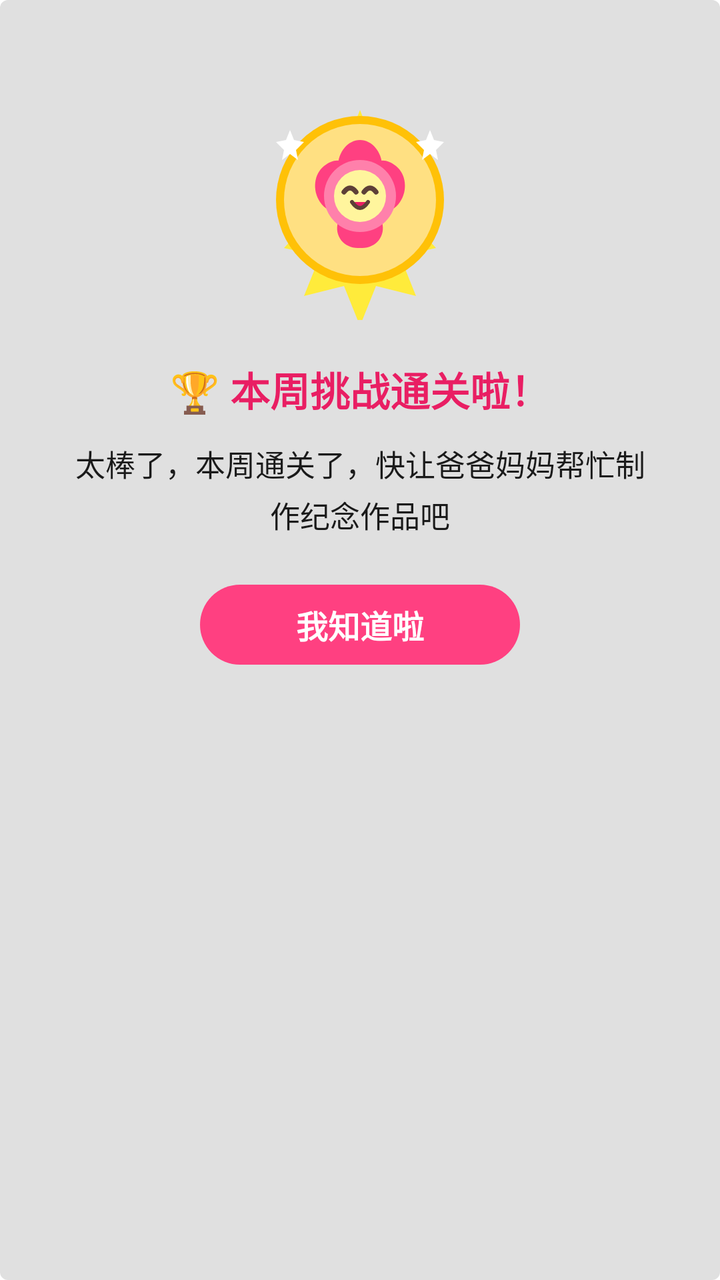
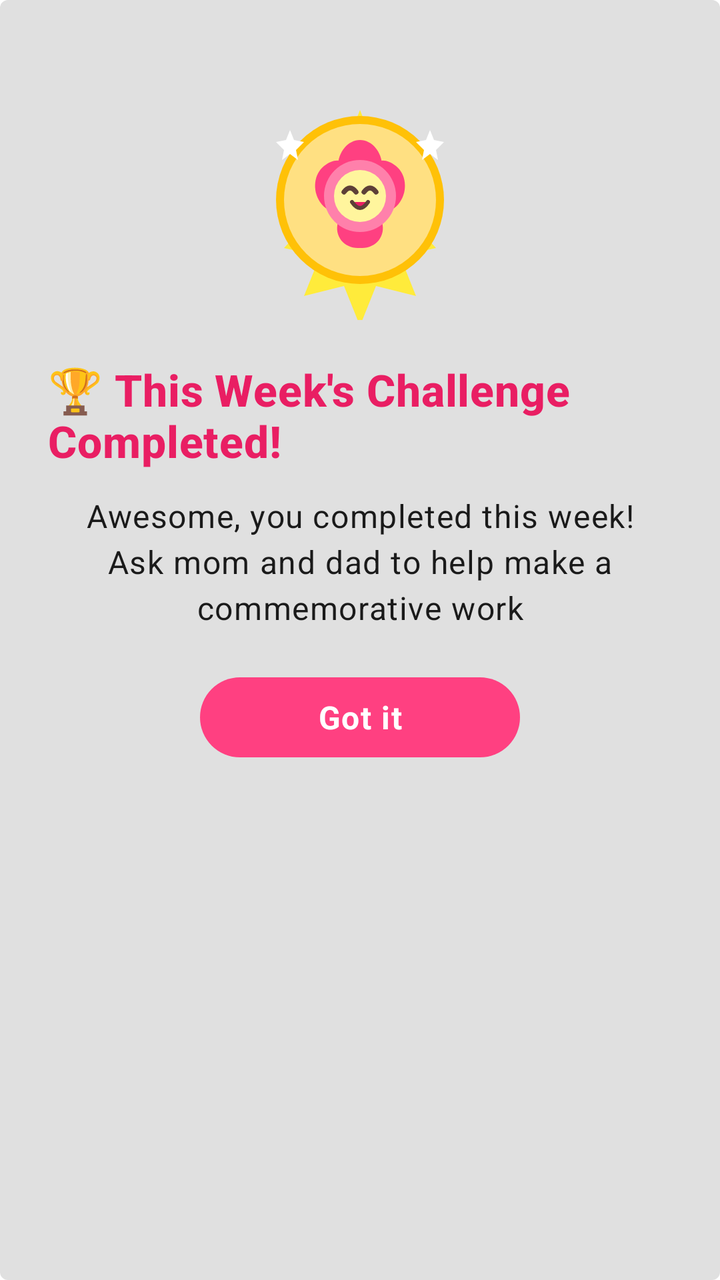

Two renders of the same Android screen: before a commit and after it. Below are the layout's source before the change and the commit's diff.
<!-- AndroidManifest.xml: application theme Theme.JustNow -->
<!-- res/layout/dialog_congrats.xml -->
<?xml version="1.0" encoding="utf-8"?>
<LinearLayout xmlns:android="http://schemas.android.com/apk/res/android"
    xmlns:app="http://schemas.android.com/apk/res-auto"
    android:layout_width="320dp"
    android:layout_height="wrap_content"
    android:orientation="vertical"
    android:gravity="center_horizontal"
    android:padding="24dp"
    android:background="@drawable/badge_bg"> 

    
    <ImageView
        android:id="@+id/iv_congrats_badge"
        android:layout_width="120dp"
        android:layout_height="120dp"
        android:layout_marginTop="16dp"
        android:layout_marginBottom="20dp"
        android:src="@drawable/ic_congrats_badge"
        android:contentDescription="通关勋章" />

    <TextView
        android:id="@+id/tv_congrats_title"
        android:layout_width="wrap_content"
        android:layout_height="wrap_content"
        android:text="🏆 本周挑战通关啦！"
        android:textSize="20sp"
        android:textStyle="bold"
        android:textColor="#E91E63"
        android:layout_marginBottom="12dp" />

    
    <TextView
        android:layout_width="match_parent"
        android:layout_height="wrap_content"
        android:text="太棒了，本周通关了，快让爸爸妈妈帮忙制作纪念作品吧"
        android:textSize="15sp"
        android:textColor="@color/text_primary"
        android:gravity="center"
        android:lineSpacingExtra="4dp"
        android:layout_marginBottom="24dp"
        android:paddingHorizontal="8dp" />

    <com.google.android.material.button.MaterialButton
        android:id="@+id/btn_congrats_ok"
        style="@style/Widget.Material3.Button"
        android:layout_width="160dp"
        android:layout_height="40dp"
        android:minWidth="0dp"
        android:minHeight="0dp"
        android:text="我知道啦"
        android:textColor="@android:color/white"
        android:textSize="16sp"
        android:textStyle="bold"
        app:backgroundTint="#FF4081"
        app:cornerRadius="20dp"
        android:insetTop="0dp"
        android:insetBottom="0dp" />

</LinearLayout>
<!-- resources referenced by this layout -->
<resources>
  <color name="text_primary">#1A1A1A</color>
  <!-- drawable badge_bg (drawable) -->
  <?xml version="1.0" encoding="utf-8"?>
  <shape xmlns:android="http://schemas.android.com/apk/res/android"
      android:shape="rectangle">
      <corners android:radius="4dp" />
      <solid android:color="@color/badge_background" />
  </shape>
  <style name="Theme.JustNow" parent="Theme.MaterialComponents.DayNight.NoActionBar">
          
          <item name="colorPrimary">@color/purple_500</item>
          <item name="colorPrimaryVariant">@color/purple_700</item>
          <item name="colorOnPrimary">@color/white</item>
          
          <item name="colorSecondary">@color/teal_200</item>
          <item name="colorSecondaryVariant">@color/teal_700</item>
          <item name="colorOnSecondary">@color/black</item>
          
          
          <item name="popupTheme">@style/ThemeOverlay.MaterialComponents.Light</item>
          <item name="alertDialogTheme">@style/ThemeOverlay.JustNow.AlertDialog</item>
      </style>
  <color name="badge_background">#E0E0E0</color>
  <color name="purple_500">#FF6200EE</color>
  <color name="purple_700">#FF3700B3</color>
  <color name="white">#FFFFFFFF</color>
  <color name="teal_200">#FF03DAC5</color>
  <color name="teal_700">#FF018786</color>
  <color name="black">#FF000000</color>
  <style name="TextAppearance.JustNow.Dialog.Title" parent="TextAppearance.JustNow.Title">
          <item name="android:textColor">@color/text_primary</item>
      </style>
  <color name="text_secondary">#757575</color>
  <style name="TextAppearance.JustNow.Dialog.Body" parent="TextAppearance.JustNow.Body">
          <item name="android:textColor">@color/text_primary</item>
      </style>
  <style name="Widget.JustNow.Dialog.Button" parent="Widget.MaterialComponents.Button.TextButton.Dialog">
          <item name="android:textAppearance">@style/TextAppearance.JustNow.Dialog.Button</item>
          <item name="android:textColor">@color/dialog_primary_action_text</item>
          <item name="textAllCaps">false</item>
      </style>
  <style name="Widget.JustNow.Dialog.Button.Secondary" parent="Widget.MaterialComponents.Button.TextButton.Dialog">
          <item name="android:textAppearance">@style/TextAppearance.JustNow.Dialog.Button.Secondary</item>
          <item name="android:textColor">@color/dialog_action_text</item>
          <item name="textAllCaps">false</item>
      </style>
  <style name="TextAppearance.JustNow.Title" parent="TextAppearance.MaterialComponents.Headline6">
          <item name="android:textSize">@dimen/text_size_title</item>
      </style>
  <style name="TextAppearance.JustNow.Body" parent="TextAppearance.MaterialComponents.Subtitle1">
          <item name="android:textSize">@dimen/text_size_body</item>
      </style>
  <style name="TextAppearance.JustNow.Dialog.Button" parent="TextAppearance.JustNow.Body">
          <item name="android:textColor">@color/dialog_primary_action_text</item>
      </style>
  <style name="TextAppearance.JustNow.Dialog.Button.Secondary" parent="TextAppearance.JustNow.Body">
          <item name="android:textColor">@color/dialog_action_text</item>
      </style>
  <dimen name="text_size_title">22sp</dimen>
  <dimen name="text_size_body">18sp</dimen>
  <!-- unchanged entries left out for length: 2 -->
</resources>

<!-- the commit's change to res/layout/dialog_congrats.xml (unified diff, before → after) -->
@@ -16,14 +16,14 @@
         android:layout_marginTop="16dp"
         android:layout_marginBottom="20dp"
         android:src="@drawable/ic_congrats_badge"
-        android:contentDescription="通关勋章" />
+        android:contentDescription="@string/cd_congrats_badge" />
 
     <TextView
         android:id="@+id/tv_congrats_title"
         android:layout_width="wrap_content"
         android:layout_height="wrap_content"
-        android:text="🏆 本周挑战通关啦！"
-        android:textSize="20sp"
+        android:text="@string/s_congrats_title"
+        android:textAppearance="@style/TextAppearance.JustNow.Title"
         android:textStyle="bold"
         android:textColor="#E91E63"
         android:layout_marginBottom="12dp" />
@@ -32,8 +32,8 @@
     <TextView
         android:layout_width="match_parent"
         android:layout_height="wrap_content"
-        android:text="太棒了，本周通关了，快让爸爸妈妈帮忙制作纪念作品吧"
-        android:textSize="15sp"
+        android:text="@string/s_congrats_msg"
+        android:textAppearance="@style/TextAppearance.JustNow.Caption"
         android:textColor="@color/text_primary"
         android:gravity="center"
         android:lineSpacingExtra="4dp"
@@ -47,9 +47,9 @@
         android:layout_height="40dp"
         android:minWidth="0dp"
         android:minHeight="0dp"
-        android:text="我知道啦"
+        android:text="@string/s_congrats_ok"
         android:textColor="@android:color/white"
-        android:textSize="16sp"
+        android:textAppearance="@style/TextAppearance.JustNow.Caption"
         android:textStyle="bold"
         app:backgroundTint="#FF4081"
         app:cornerRadius="20dp"
<!-- resource entries referenced after the edit -->
@@ -8,10 +8,17 @@
       <corners android:radius="4dp" />
       <solid android:color="@color/badge_background" />
   </shape>
+  <string name="cd_congrats_badge">Achievement badge</string>
+  <string name="s_congrats_msg">Awesome, you completed this week! Ask mom and dad to help make a commemorative work</string>
+  <string name="s_congrats_ok">Got it</string>
+  <string name="s_congrats_title">🏆 This Week\'s Challenge Completed!</string>
+  <style name="TextAppearance.JustNow.Caption" parent="TextAppearance.MaterialComponents.Caption">
+          <item name="android:textSize">@dimen/text_size_caption</item>
+      </style>
   <style name="Theme.JustNow" parent="Theme.MaterialComponents.DayNight.NoActionBar">
           
-          <item name="colorPrimary">@color/purple_500</item>
-          <item name="colorPrimaryVariant">@color/purple_700</item>
+          <item name="colorPrimary">@color/theme_blue</item>
+          <item name="colorPrimaryVariant">#1557B0</item>
           <item name="colorOnPrimary">@color/white</item>
           
           <item name="colorSecondary">@color/teal_200</item>
@@ -23,8 +30,7 @@
           <item name="alertDialogTheme">@style/ThemeOverlay.JustNow.AlertDialog</item>
       </style>
   <color name="badge_background">#E0E0E0</color>
-  <color name="purple_500">#FF6200EE</color>
-  <color name="purple_700">#FF3700B3</color>
+  <dimen name="text_size_caption">16sp</dimen>
   <color name="white">#FFFFFFFF</color>
   <color name="teal_200">#FF03DAC5</color>
   <color name="teal_700">#FF018786</color>
@@ -38,12 +44,12 @@
       </style>
   <style name="Widget.JustNow.Dialog.Button" parent="Widget.MaterialComponents.Button.TextButton.Dialog">
           <item name="android:textAppearance">@style/TextAppearance.JustNow.Dialog.Button</item>
-          <item name="android:textColor">@color/dialog_primary_action_text</item>
+          <item name="android:textColor">?attr/colorPrimary</item>
           <item name="textAllCaps">false</item>
       </style>
   <style name="Widget.JustNow.Dialog.Button.Secondary" parent="Widget.MaterialComponents.Button.TextButton.Dialog">
           <item name="android:textAppearance">@style/TextAppearance.JustNow.Dialog.Button.Secondary</item>
-          <item name="android:textColor">@color/dialog_action_text</item>
+          <item name="android:textColor">?attr/colorPrimary</item>
           <item name="textAllCaps">false</item>
       </style>
   <style name="TextAppearance.JustNow.Title" parent="TextAppearance.MaterialComponents.Headline6">
@@ -53,12 +59,13 @@
           <item name="android:textSize">@dimen/text_size_body</item>
       </style>
   <style name="TextAppearance.JustNow.Dialog.Button" parent="TextAppearance.JustNow.Body">
-          <item name="android:textColor">@color/dialog_primary_action_text</item>
+          <item name="android:textColor">?attr/colorPrimary</item>
       </style>
   <style name="TextAppearance.JustNow.Dialog.Button.Secondary" parent="TextAppearance.JustNow.Body">
-          <item name="android:textColor">@color/dialog_action_text</item>
+          <item name="android:textColor">?attr/colorPrimary</item>
       </style>
   <dimen name="text_size_title">22sp</dimen>
+  <color name="theme_blue">#1A73E8</color>
   <dimen name="text_size_body">18sp</dimen>
   <!-- unchanged entries left out for length: 2 -->
 </resources>
